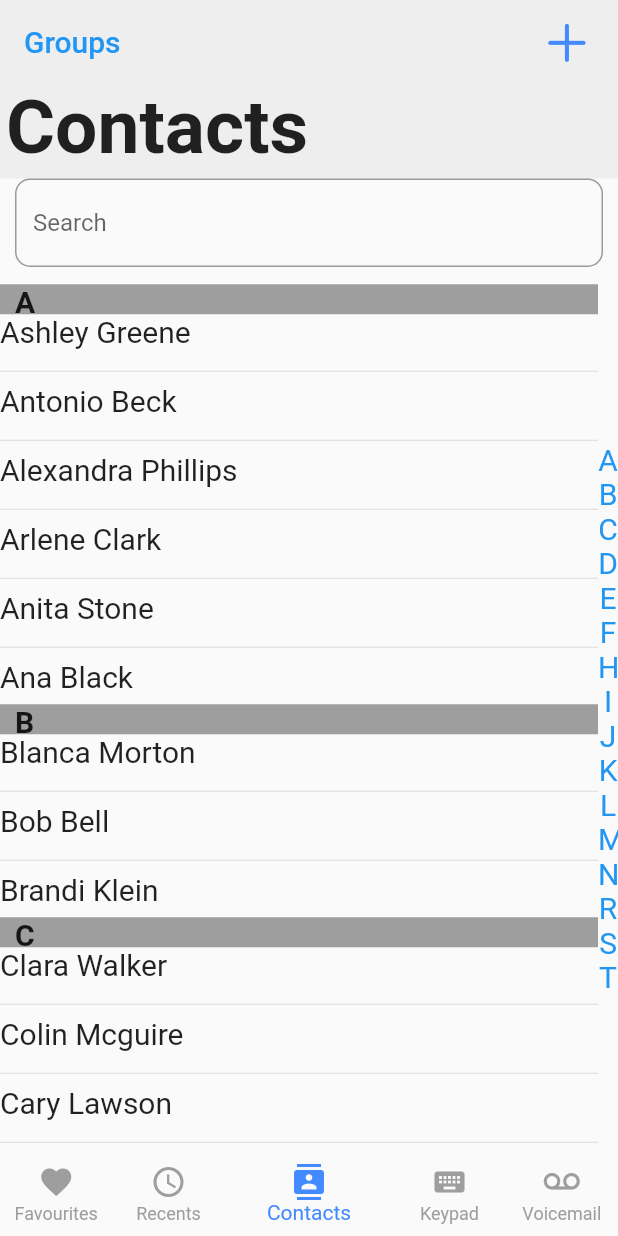
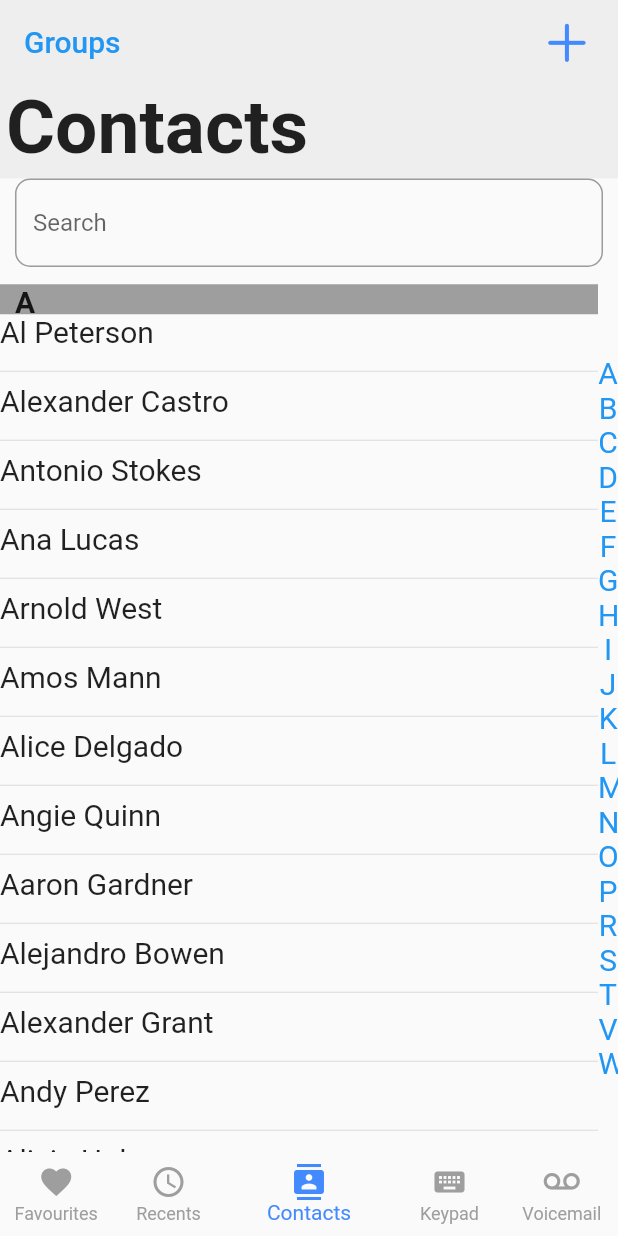
Before and after one commit to silexcorp/iOSPhoneFlutter, a Flutter app: the screen it shows after launch, item 3 of the bottom bar chosen, on a phone screen of 412 x 824 dp. Run offline on Flutter 3.47's test engine with Material 2 defaults, Android fonts, the phone set to English and light mode, and no system bars.

Commit message:
300 names for building random contacts

```diff
--- a/lib/data_bank.dart
+++ b/lib/data_bank.dart
@@ -1,52 +1,302 @@
 const List<String> names_list = [
-  "Maryann	James",
-  "Ashley	Greene",
-  "Blanca	Morton",
-  "Hazel	Hill",
-  "Terri	Briggs",
-  "Iris	Wade",
-  "Rodney	Buchanan",
-  "Antonio	Beck",
-  "Katrina	Richards",
-  "Alexandra	Phillips",
-  "Samantha	Henderson",
-  "Clara	Walker",
-  "Jessie	May",
-  "Ebony	Massey",
-  "Eleanor	Johnson",
-  "Freda	Lee",
-  "Bob	Bell",
-  "Arlene	Clark",
-  "Dale	Jackson",
-  "Anita	Stone",
-  "Colin	Mcguire",
-  "Debra	Barber",
-  "Maxine	Burgess",
-  "Katie	Flowers",
-  "Marcia	Harrison",
-  "Esther	Casey",
-  "Ryan	Peterson",
-  "Shirley	Hall",
-  "Jacquelyn	Pratt",
-  "Ronald	Summers",
-  "Juana	Butler",
-  "Jamie	Rios",
-  "Jeffery	Nunez",
-  "Saul	Wood",
-  "Cary	Lawson",
-  "Helen	Davis",
-  "Ronnie	Rivera",
+  "Florence	Ball",
+  "Teresa	Brady",
+  "Eduardo	Moore",
+  "Jill	Hughes",
+  "Stacy	Brock",
+  "Rochelle	Cannon",
+  "Ramon	Reese",
+  "Jeffrey	Reeves",
+  "Virgil	Ingram",
+  "Laverne	Ross",
+  "Candice	Strickland",
+  "Lonnie	Morris",
+  "Morris	Walton",
+  "Ruben	Hardy",
+  "Lila	Howell",
+  "Eva	Goodman",
+  "Sherman	Mason",
+  "Owen	Johnston",
+  "Terri	Sanders",
+  "Al	Peterson",
+  "Robin	Bryant",
+  "Clark	Lawrence",
+  "Frances	Webb",
+  "Steve	Lawson",
+  "Colin	Collins",
+  "Alexander	Castro",
+  "Kenny	Benson",
+  "Antonio	Stokes",
+  "Roosevelt	Roy",
+  "Charlene	Townsend",
+  "Kelly	Mcdaniel",
+  "Byron	Cain",
+  "Scott	Mathis",
+  "James	Fields",
+  "Clint	Lindsey",
+  "Theodore	Dunn",
+  "Lydia	Washington",
+  "Kelli	Stevens",
+  "Vanessa	Leonard",
+  "Henry	Huff",
+  "Roberto	Bailey",
+  "Hilda	Warren",
+  "Francisco	Brewer",
+  "Diane	Welch",
+  "Mandy	Mcgee",
+  "Marion	Campbell",
+  "Jason	Mckinney",
+  "Chester	Moody",
+  "Kendra	Gordon",
+  "Stephanie	Little",
+  "Brett	Palmer",
+  "Carmen	Simmons",
+  "Christian	Rodriquez",
+  "Constance	Sparks",
+  "Sammy	Hayes",
+  "Violet	Austin",
+  "Karl	Berry",
+  "Kelley	Wolfe",
+  "Willard	Thornton",
+  "Julius	Soto",
+  "Wm	Erickson",
+  "Rudy	Gross",
+  "Taylor	Hodges",
+  "Fannie	Foster",
+  "Clara	Aguilar",
+  "Caleb	Fleming",
+  "Larry	Christensen",
+  "Ana	Lucas",
+  "Patsy	Owens",
+  "Arnold	West",
+  "Rosemary	Alvarez",
+  "Elbert	Fowler",
+  "Nettie	Houston",
+  "Jodi	Mclaughlin",
+  "Miriam	Mccormick",
+  "Felicia	Hopkins",
+  "Patti	Allison",
+  "Nichole	Maldonado",
+  "Rachael	Carr",
+  "Mike	Cortez",
+  "Viola	Lloyd",
   "Natasha	Boone",
-  "Candice	Ortega",
-  "Brandi	Klein",
-  "Caroline	Thornton",
-  "Clayton	Wells",
-  "Cedric	Mendoza",
-  "Marc	Lawrence",
-  "Kelvin	Fitzgerald",
-  "Ana	Black",
-  "Elena	Henry",
-  "Luke	Castillo",
-  "Mabel	Mason",
-  "Jeannette	Rodgers"
+  "Clyde	Newman",
+  "Patty	Meyer",
+  "Cathy	Murray",
+  "Jacquelyn	Walker",
+  "Kathryn	Luna",
+  "Jaime	Potter",
+  "Shaun	Vega",
+  "Charlie	Gutierrez",
+  "Kent	Guzman",
+  "Kurt	Wong",
+  "Traci	Fisher",
+  "Deanna	Flowers",
+  "Lena	Mann",
+  "Joey	Chambers",
+  "Lola	Paul",
+  "Bethany	Newton",
+  "Sylvia	Osborne",
+  "Brooke	Webster",
+  "Daniel	Allen",
+  "Irving	Elliott",
+  "Amos	Mann",
+  "Derek	Reid",
+  "Cathy	Wise",
+  "Eloise	Little",
+  "Larry	Malone",
+  "Felix	Moody",
+  "Cornelius	Moreno",
+  "Hector	Cruz",
+  "Carla	Guerrero",
+  "Boyd	Hall",
+  "Caroline	Griffin",
+  "Shaun	Bradley",
+  "Kirk	Salazar",
+  "Alice	Delgado",
+  "Isaac	Castillo",
+  "Jacquelyn	Mason",
+  "Tim	Love",
+  "Lillie	Curtis",
+  "Devin	Day",
+  "Stella	Bridges",
+  "Lorene	Johnson",
+  "Natalie	White",
+  "Tony	Russell",
+  "Penny	Hunt",
+  "Nellie	Park",
+  "Fred	Ballard",
+  "Rolando	Briggs",
+  "Gladys	Baker",
+  "Clarence	Peters",
+  "Latoya	Turner",
+  "Cassandra	Gilbert",
+  "Angie	Quinn",
+  "Ella	Palmer",
+  "Juan	West",
+  "Aaron	Gardner",
+  "Heather	Reynolds",
+  "Earl	Alexander",
+  "Victor	Bishop",
+  "Francis	Buchanan",
+  "Elaine	Barber",
+  "Jane	Cannon",
+  "Mike	Jones",
+  "Jeffrey	Allison",
+  "Terrance	Harrington",
+  "Janie	Roberts",
+  "Jamie	Payne",
+  "Lucy	Peterson",
+  "Rochelle	Patrick",
+  "Alejandro	Bowen",
+  "Paul	Cross",
+  "Debbie	Smith",
+  "Herman	Santiago",
+  "Sharon	Thompson",
+  "Meredith	Doyle",
+  "Kelli	Klein",
+  "Judith	Carpenter",
+  "Randy	Hill",
+  "Margie	Mcguire",
+  "Alexander	Grant",
+  "Dallas	Bush",
+  "Clifton	Reyes",
+  "Clayton	Padilla",
+  "Dennis	Hardy",
+  "Andy	Perez",
+  "Tricia	Lopez",
+  "Donna	Barrett",
+  "Benjamin	Ferguson",
+  "Sheri	Wallace",
+  "Chad	Osborne",
+  "Alicia	Holmes",
+  "Della	Hopkins",
+  "Barbara	Scott",
+  "Luther	Rios",
+  "Cecelia	Hicks",
+  "Julian	Kelly",
+  "Rickey	Ward",
+  "Jonathan	Gill",
+  "Monica	Clarke",
+  "Kim	Strickland",
+  "Fredrick	Simpson",
+  "Paula	Phelps",
+  "Joann	Gutierrez",
+  "Ronnie	Jenkins",
+  "Essie	Mcdaniel",
+  "Dave	Fields",
+  "Dexter	Richards",
+  "Johnathan	Casey",
+  "Lowell	French",
+  "Luz	Hodges",
+  "Mitchell	Guzman",
+  "Henrietta	King",
+  "Johanna	Mcbride",
+  "Nancy	Jimenez",
+  "Wendy	Woods",
+  "Melba	Davis",
+  "Clifford	Hansen",
+  "Shirley	Walsh",
+  "Thelma	Flowers",
+  "Danielle	Obrien",
+  "Lucille	Carter",
+  "Sarah	Gomez",
+  "Mae	Burgess",
+  "Ed	Byrd",
+  "Rodolfo	Jefferson",
+  "Paulette	Gross",
+  "Phyllis	Pope",
+  "Jody	Thompson",
+  "Steven	Swanson",
+  "Kenny	Stephens",
+  "Ignacio	Manning",
+  "Suzanne	Lambert",
+  "Naomi	Hopkins",
+  "Juanita	Carroll",
+  "Veronica	Bowers",
+  "Katherine	Mendez",
+  "Peter	Pearson",
+  "Dwight	Delgado",
+  "Dwayne	Snyder",
+  "Jake	Garrett",
+  "Jay	Moran",
+  "Nichole	Beck",
+  "Frances	Williams",
+  "Miriam	Walton",
+  "Kelvin	Guerrero",
+  "Monique	Paul",
+  "Alfred	Sims",
+  "Luther	Strickland",
+  "Tom	Hogan",
+  "Byron	Dunn",
+  "Amy	Payne",
+  "Guy	Nunez",
+  "Kayla	Rowe",
+  "Angelina	Evans",
+  "Lynn	Thornton",
+  "Benjamin	Mcbride",
+  "Annie	Vasquez",
+  "Shawna	Ray",
+  "Armando	Tucker",
+  "Cecilia	Gregory",
+  "Johnnie	Henry",
+  "Tomas	Austin",
+  "Lisa	French",
+  "Josefina	Hammond",
+  "David	Coleman",
+  "Rolando	Watts",
+  "Joshua	Price",
+  "Jeffrey	Tyler",
+  "Margie	Ryan",
+  "Michael	Roy",
+  "Eric	Brown",
+  "Megan	Wilson",
+  "Arturo	Owens",
+  "Ernest	Bowman",
+  "Tricia	Burton",
+  "Ron	Ramirez",
+  "Kristi	Russell",
+  "Angelo	Clark",
+  "Damon	Wagner",
+  "Otis	Horton",
+  "Ben	Woods",
+  "Paula	Richardson",
+  "Connie	Bowen",
+  "Constance	Padilla",
+  "Tamara	Bishop",
+  "Karla	Romero",
+  "Marcos	Hardy",
+  "Betsy	Clarke",
+  "Austin	Cannon",
+  "Sadie	Munoz",
+  "Carroll	Santiago",
+  "Kellie	Griffith",
+  "Roosevelt	Carson",
+  "Belinda	Holmes",
+  "Joey	Hampton",
+  "Gilberto	Holt",
+  "Lester	Davis",
+  "Timmy	Hernandez",
+  "Rogelio	Mathis",
+  "Kerry	Fields",
+  "Francisco	Parker",
+  "Jonathan	Lawson",
+  "Loren	Weber",
+  "Rachel	Patterson",
+  "Pat	Alvarez",
+  "Amos	Johnston",
+  "Hector	Parks",
+  "Milton	Porter",
+  "Jamie	Craig",
+  "Stella	Hines",
+  "Hope	Poole",
+  "Randall	Mcgee",
+  "Ruben	Pratt",
+  "Emily	Mann",
+  "Dean	Hubbard",
+  "Darin	Moody",
+  "Julia	Sutton",
+  "Dallas	Holland",
+  "Sue	Nguyen",
 ];
```
